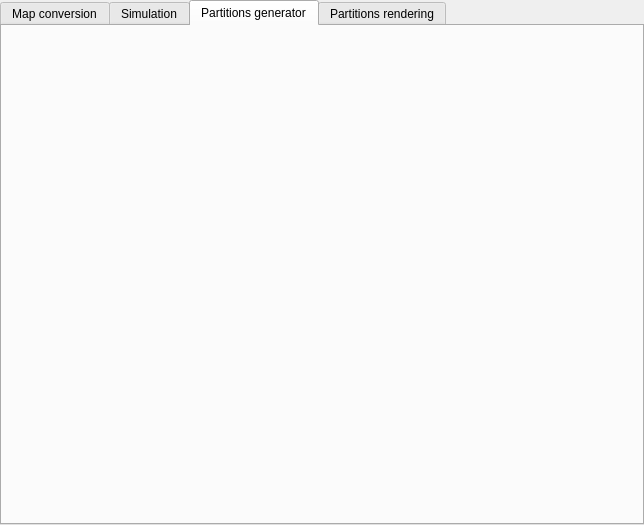
Old version of the form Utils/mainwindow.ui in the repository dotevo/Pilocik.
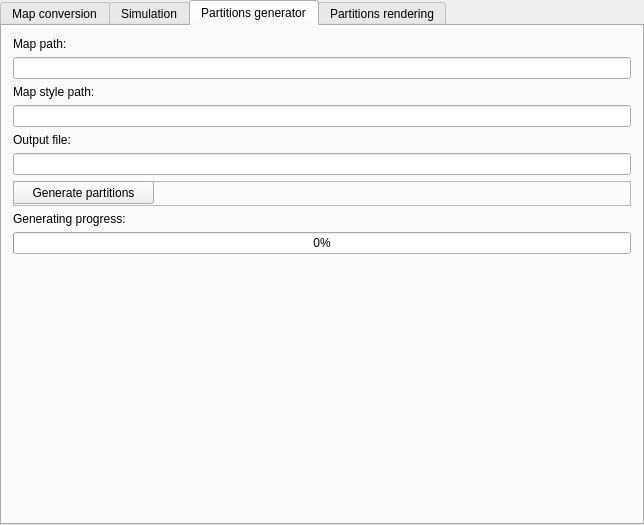
New version of the form. The open tabs and pages were chosen to show the change. Custom widgets are drawn as their Qt base class.

Patch:
```diff
--- a/Utils/mainwindow.ui
+++ b/Utils/mainwindow.ui
@@ -264,6 +264,101 @@
        <attribute name="title">
         <string>Partitions generator</string>
        </attribute>
+       <layout class="QVBoxLayout" name="verticalLayout">
+        <item>
+         <widget class="QLabel" name="label_5">
+          <property name="text">
+           <string>Map path:</string>
+          </property>
+         </widget>
+        </item>
+        <item>
+         <widget class="QLineEdit" name="partGenMapPath"/>
+        </item>
+        <item>
+         <widget class="QLabel" name="label_6">
+          <property name="text">
+           <string>Map style path:</string>
+          </property>
+         </widget>
+        </item>
+        <item>
+         <widget class="QLineEdit" name="partGenMapStylePath"/>
+        </item>
+        <item>
+         <widget class="QLabel" name="label_7">
+          <property name="text">
+           <string>Output file:</string>
+          </property>
+         </widget>
+        </item>
+        <item>
+         <widget class="QLineEdit" name="partGenOutputPath"/>
+        </item>
+        <item>
+         <widget class="QFrame" name="frame_6">
+          <property name="minimumSize">
+           <size>
+            <width>0</width>
+            <height>25</height>
+           </size>
+          </property>
+          <property name="frameShape">
+           <enum>QFrame::StyledPanel</enum>
+          </property>
+          <property name="frameShadow">
+           <enum>QFrame::Raised</enum>
+          </property>
+          <widget class="QPushButton" name="pushButton">
+           <property name="geometry">
+            <rect>
+             <x>0</x>
+             <y>0</y>
+             <width>141</width>
+             <height>23</height>
+            </rect>
+           </property>
+           <property name="text">
+            <string>Generate partitions</string>
+           </property>
+          </widget>
+         </widget>
+        </item>
+        <item>
+         <widget class="QLabel" name="label_8">
+          <property name="text">
+           <string>Generating progress:</string>
+          </property>
+         </widget>
+        </item>
+        <item>
+         <widget class="QProgressBar" name="partGenProgressBar">
+          <property name="value">
+           <number>0</number>
+          </property>
+         </widget>
+        </item>
+        <item>
+         <widget class="QLabel" name="partGenStatus">
+          <property name="text">
+           <string> </string>
+          </property>
+         </widget>
+        </item>
+        <item>
+         <spacer name="verticalSpacer_2">
+          <property name="orientation">
+           <enum>Qt::Vertical</enum>
+          </property>
+          <property name="sizeHint" stdset="0">
+           <size>
+            <width>20</width>
+            <height>40</height>
+           </size>
+          </property>
+         </spacer>
+        </item>
+       </layout>
       </widget>
       <widget class="QWidget" name="partitionsRender">
        <attribute name="title">
```
Left out of the diff: 4 changed lines with no effect on the pictures.
